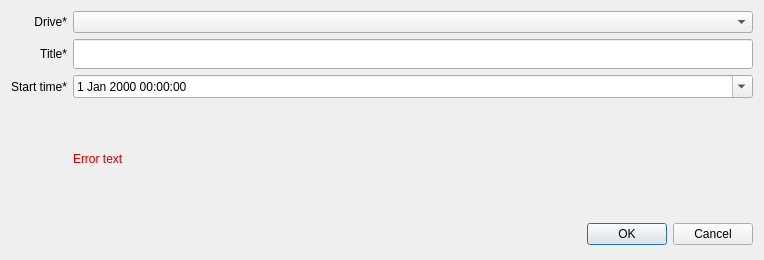
Before: the Qt Designer form UserApp/AddStreamAnnouncementDialog.ui in proximax-storage/cpp-xpx-storage-user-app, drawn with Qt 5.
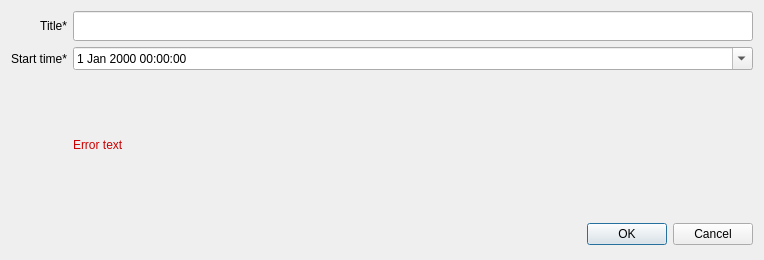
After: the same form once the commit is applied.

Commit message: driveComboBox removed from AddStreamAnnouncementDialog

The edit to the form file:
```diff
--- a/UserApp/AddStreamAnnouncementDialog.ui
+++ b/UserApp/AddStreamAnnouncementDialog.ui
@@ -16,14 +16,26 @@
   <layout class="QVBoxLayout" name="verticalLayout">
    <item>
     <layout class="QGridLayout" name="gridLayout">
-     <item row="2" column="1">
-      <widget class="QDateTimeEdit" name="m_dateTime">
-       <property name="calendarPopup">
-        <bool>true</bool>
+     <item row="0" column="1">
+      <widget class="QLineEdit" name="m_title">
+       <property name="minimumSize">
+        <size>
+         <width>450</width>
+         <height>30</height>
+        </size>
+       </property>
+       <property name="maximumSize">
+        <size>
+         <width>16777215</width>
+         <height>30</height>
+        </size>
+       </property>
+       <property name="text">
+        <string/>
        </property>
       </widget>
      </item>
-     <item row="4" column="1">
+     <item row="3" column="1">
       <layout class="QHBoxLayout" name="horizontalLayout">
        <item>
         <widget class="QLabel" name="m_errorText">
@@ -37,7 +49,17 @@
        </item>
       </layout>
      </item>
-     <item row="5" column="1">
+     <item row="0" column="0">
+      <widget class="QLabel" name="label_3">
+       <property name="text">
+        <string>Title*</string>
+       </property>
+       <property name="alignment">
+        <set>Qt::AlignRight|Qt::AlignTrailing|Qt::AlignVCenter</set>
+       </property>
+      </widget>
+     </item>
+     <item row="4" column="1">
       <widget class="QDialogButtonBox" name="buttonBox">
        <property name="minimumSize">
         <size>
@@ -59,49 +81,7 @@
        </property>
       </widget>
      </item>
-     <item row="0" column="1">
-      <widget class="QComboBox" name="selectDriveBox"/>
-     </item>
-     <item row="0" column="0">
-      <widget class="QLabel" name="label">
-       <property name="text">
-        <string>Drive*</string>
-       </property>
-       <property name="alignment">
-        <set>Qt::AlignRight|Qt::AlignTrailing|Qt::AlignVCenter</set>
-       </property>
-      </widget>
-     </item>
-     <item row="1" column="1">
-      <widget class="QLineEdit" name="m_title">
-       <property name="minimumSize">
-        <size>
-         <width>450</width>
-         <height>30</height>
-        </size>
-       </property>
-       <property name="maximumSize">
-        <size>
-         <width>16777215</width>
-         <height>30</height>
-        </size>
-       </property>
-       <property name="text">
-        <string/>
-       </property>
-      </widget>
-     </item>
      <item row="1" column="0">
-      <widget class="QLabel" name="label_3">
-       <property name="text">
-        <string>Title*</string>
-       </property>
-       <property name="alignment">
-        <set>Qt::AlignRight|Qt::AlignTrailing|Qt::AlignVCenter</set>
-       </property>
-      </widget>
-     </item>
-     <item row="2" column="0">
       <widget class="QLabel" name="label_4">
        <property name="text">
         <string>Start time*</string>
@@ -111,6 +91,13 @@
        </property>
       </widget>
      </item>
+     <item row="1" column="1">
+      <widget class="QDateTimeEdit" name="m_dateTime">
+       <property name="calendarPopup">
+        <bool>true</bool>
+       </property>
+      </widget>
+     </item>
     </layout>
    </item>
   </layout>
```
The commit also changes 6 other files.
